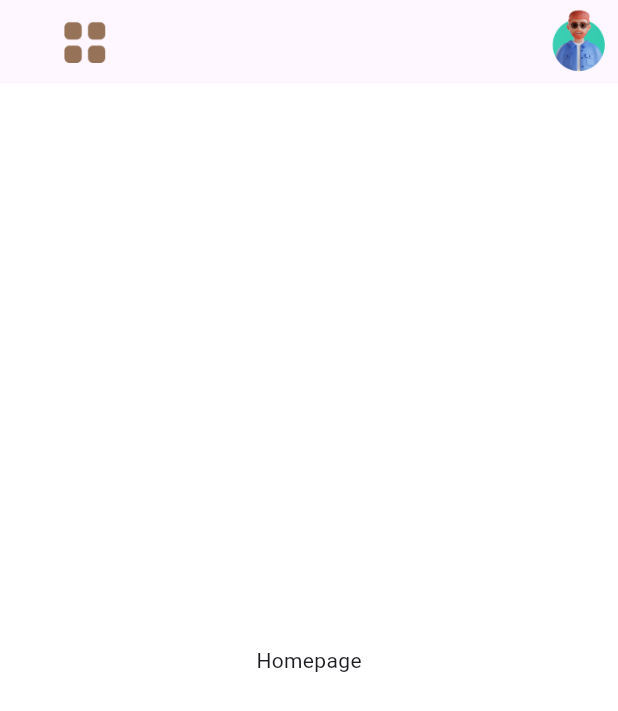
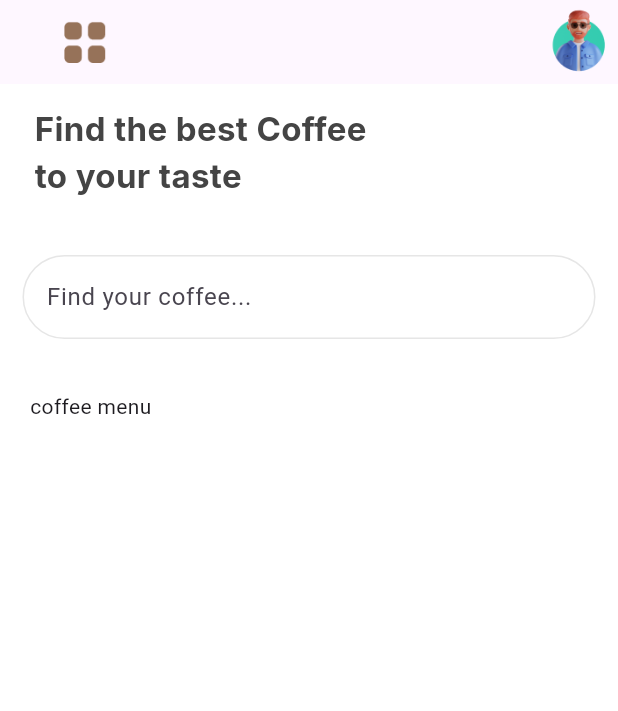
Before and after one commit to CSI-Trainees-25/vivek_24153106_appTask2, a Flutter app: the HomePage screen opened directly, on a phone screen of 412 x 824 dp. Shown: the top 711 px of the screen. Run offline on Flutter 3.47's test engine with Material 3 defaults, Android fonts, the light colour scheme and no system bars; our stand-ins replace google_fonts.

Commit message:
added a basic search bar

```diff
--- a/lib/home_page.dart
+++ b/lib/home_page.dart
@@ -1,4 +1,5 @@
 import 'package:flutter/material.dart';
+import 'package:google_fonts/google_fonts.dart';
 
 class HomePage extends StatefulWidget {
   const HomePage({super.key});
@@ -15,7 +16,50 @@ class _HomePageState extends State<HomePage> {
     return Scaffold(
       backgroundColor: Color.fromRGBO(255, 255, 255, 1),
       appBar: AppBar(actions: [Image.asset('assets/appBar.png')]),
-      body: Center(child: Text("Homepage")),
+      body: Column(
+        crossAxisAlignment: CrossAxisAlignment.start,
+        children: [
+          Container(
+            margin: EdgeInsets.fromLTRB(23, 14, 23, 23),
+            child: SizedBox(
+              width: 223,
+              child: Text(
+                'Find the best Coffee to your taste',
+                style: GoogleFonts.inter(
+                  color: Color.fromRGBO(68, 68, 68, 1),
+                  fontSize: 22,
+                  fontWeight: FontWeight.bold,
+                ),
+              ),
+            ),
+          ),
+          Padding(
+            padding: EdgeInsetsGeometry.all(15),
+            child: TextField(
+              decoration: InputDecoration(
+                label: Text("Find your coffee..."),
+                border: OutlineInputBorder(
+                  borderSide: BorderSide(color: Color.fromRGBO(0, 0, 0, 0.1)),
+                  borderRadius: BorderRadius.circular(100),
+                ),
+                focusedBorder: OutlineInputBorder(
+                  borderSide: BorderSide(color: Color.fromRGBO(0, 0, 0, 0.1)),
+                  borderRadius: BorderRadius.circular(100),
+                ),
+                enabledBorder: OutlineInputBorder(
+                  borderSide: BorderSide(color: Color.fromRGBO(0, 0, 0, 0.1)),
+                  borderRadius: BorderRadius.circular(100),
+                ),
+              ),
+            ),
+          ),
+          SizedBox(height: 20),
+          Padding(
+            padding: EdgeInsetsGeometry.symmetric(horizontal: 20),
+            child: Text('coffee menu'),
+          ),
+        ],
+      ),
     );
   }
 }
```
